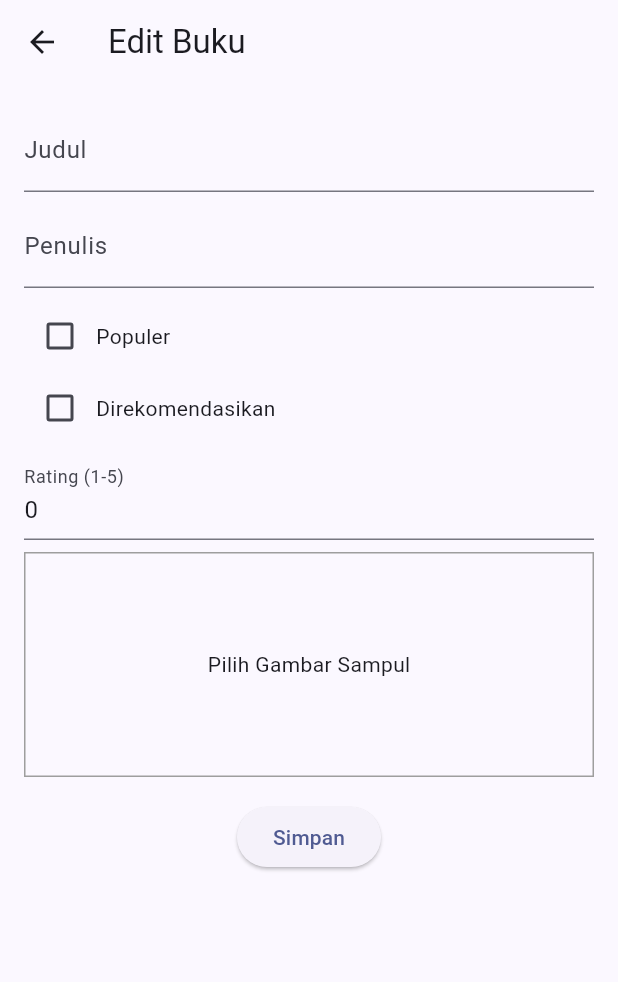
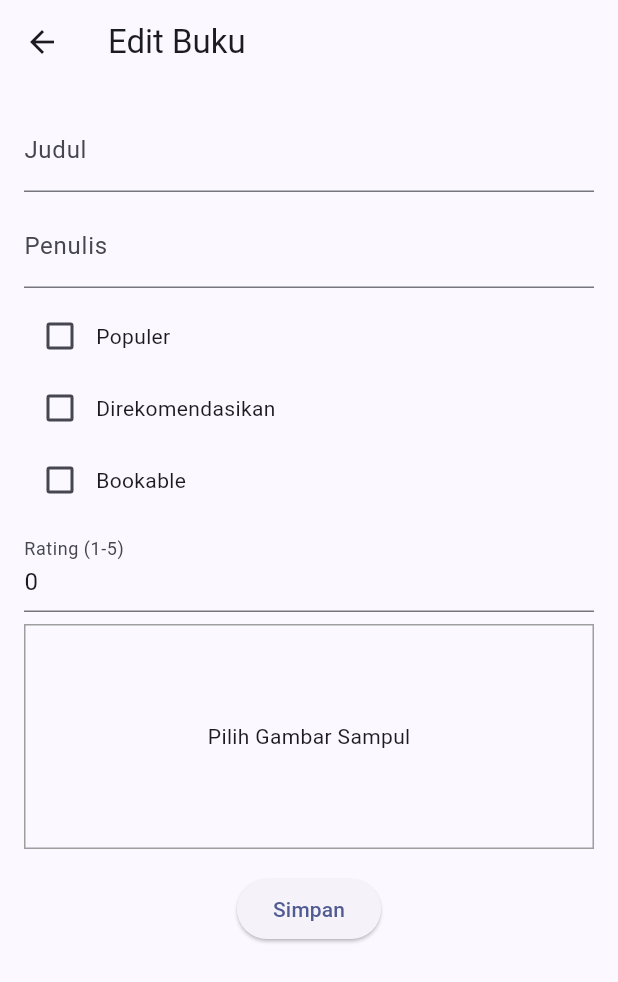
Before and after one commit to ibrahimalanshor/library, a Flutter app: the EditBookPage screen opened directly with empty values, on a phone screen of 412 x 824 dp. Shown: the top 982 px of the screen. Run offline on Flutter 3.47's test engine with Material 3 defaults, Android fonts, the phone set to English and light mode, and no system bars; our stand-ins replace animated_text_kit, cloud_firestore, firebase_auth, firebase_core, firebase_storage, image_picker; missing offline and left inert: syncfusion_flutter_pdfviewer; accounts and stored records are empty; project files that could hold a hidden picture were left out.

Commit message:
bookable update

```diff
--- a/lib/admin/edit_screen.dart
+++ b/lib/admin/edit_screen.dart
@@ -12,6 +12,7 @@ class EditBookPage extends StatefulWidget {
   final String icon;
   final bool populerAwal;
   final bool direkomendasikanAwal;
+  final bool bookableAwal; // Tambahkan bookable
   final int ratingAwal; // Add the rating
 
   const EditBookPage({
@@ -23,6 +24,7 @@ class EditBookPage extends StatefulWidget {
     required this.icon,
     required this.populerAwal,
     required this.direkomendasikanAwal,
+    required this.bookableAwal, // Tambahkan bookable
     required this.ratingAwal, // Add the rating to constructor
   });
 
@@ -37,6 +39,7 @@ class _HalamanEditBukuState extends State<EditBookPage> {
   XFile? _gambarTerpilih;
   bool _populer = false;
   bool _direkomendasikan = false;
+  bool _bookable = true; // Default bookable true
   bool _sedangMengunggah = false;
   bool gambarUpdated = false;
   int _rating = 3; // Default rating adalah 3
@@ -48,6 +51,7 @@ class _HalamanEditBukuState extends State<EditBookPage> {
     _penulisController = TextEditingController(text: widget.penulisAwal);
     _populer = widget.populerAwal;
     _direkomendasikan = widget.direkomendasikanAwal;
+    _bookable = widget.bookableAwal; // Set nilai awal bookable
     _rating = widget.ratingAwal; // Set the initial rating
   }
 
@@ -57,8 +61,6 @@ class _HalamanEditBukuState extends State<EditBookPage> {
     if (gambar != null) {
       setState(() {
         _gambarTerpilih = gambar;
-      });
-      setState(() {
         gambarUpdated = true;
       });
     }
@@ -93,6 +95,7 @@ class _HalamanEditBukuState extends State<EditBookPage> {
           'icon': urlSampul,
           'popular': _populer,
           'recomended': _direkomendasikan,
+          'bookable': _bookable, // Simpan bookable
           'rating': _rating, // Menambahkan rating
         });
 
@@ -174,6 +177,19 @@ class _HalamanEditBukuState extends State<EditBookPage> {
                     const Text('Direkomendasikan'),
                   ],
                 ),
+                Row(
+                  children: [
+                    Checkbox(
+                      value: _bookable,
+                      onChanged: (value) {
+                        setState(() {
+                          _bookable = value ?? true;
+                        });
+                      },
+                    ),
+                    const Text('Bookable'),
+                  ],
+                ),
                 const SizedBox(height: 8),
                 TextFormField(
                   initialValue: _rating.toString(),
```
